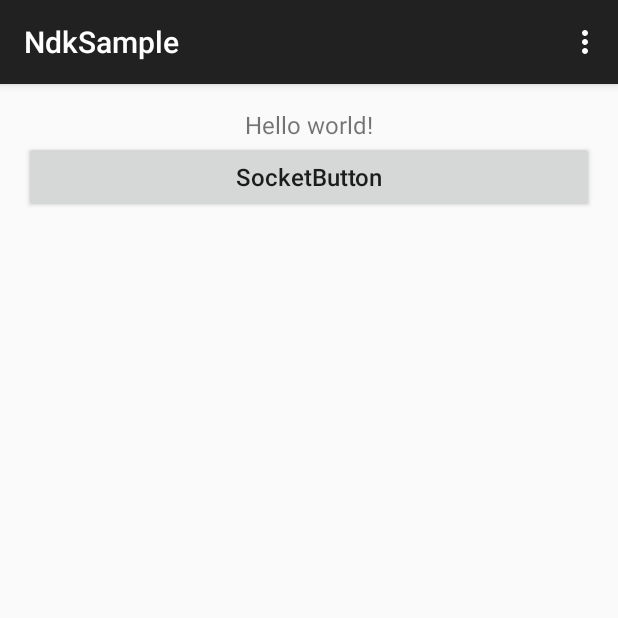
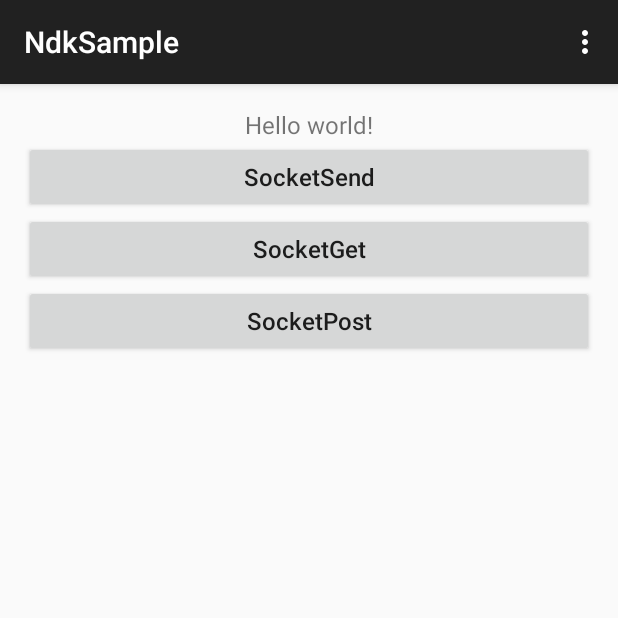
Before and after one commit to fine1021/ndksample, an Android app: the screen it shows after launch (MainActivity), on a phone screen of 412 x 824 dp, the top half of it. Run offline under Robolectric (Android 15) with nearby library versions, the phone set to English and light mode, and no system bars; libraries missing offline, so code that uses them is left out: com.yxkang.android.

Commit message:
adjust socket api, add getMethod and postMethod test case

```diff
--- a/app/src/main/res/layout/activity_main.xml
+++ b/app/src/main/res/layout/activity_main.xml
@@ -17,13 +17,45 @@
         android:textSize="16sp" />
 
     <Button
-        android:id="@+id/socketButton"
+        android:id="@+id/socketButton1"
         android:layout_width="match_parent"
         android:layout_height="wrap_content"
         android:layout_below="@+id/textView"
-        android:text="@string/socketButton"
+        android:text="@string/socketButton1"
         android:textAllCaps="false"
         android:textSize="16sp"
         tools:ignore="UnusedAttribute" />
 
+    <Button
+        android:id="@+id/socketButton2"
+        android:layout_width="match_parent"
+        android:layout_height="wrap_content"
+        android:layout_below="@+id/socketButton1"
+        android:text="@string/socketButton2"
+        android:textAllCaps="false"
+        android:textSize="16sp"
+        tools:ignore="UnusedAttribute" />
+
+    <Button
+        android:id="@+id/socketButton3"
+        android:layout_width="match_parent"
+        android:layout_height="wrap_content"
+        android:layout_below="@+id/socketButton2"
+        android:text="@string/socketButton3"
+        android:textAllCaps="false"
+        android:textSize="16sp"
+        tools:ignore="UnusedAttribute" />
+
+    <ScrollView
+        android:layout_below="@+id/socketButton3"
+        android:layout_width="match_parent"
+        android:layout_height="match_parent">
+
+        <TextView
+            android:id="@+id/console"
+            android:textSize="18sp"
+            android:layout_width="match_parent"
+            android:layout_height="wrap_content" />
+    </ScrollView>
+
 </RelativeLayout>
--- a/app/src/main/res/values/strings.xml
+++ b/app/src/main/res/values/strings.xml
@@ -3,5 +3,8 @@
 
     <string name="hello_world">Hello world!</string>
     <string name="action_settings">Settings</string>
-    <string name="socketButton">SocketButton</string>
+    <string name="socketButton1">SocketSend</string>
+    <string name="socketButton2">SocketGet</string>
+    <string name="socketButton3">SocketPost</string>
+
 </resources>
```
Also changed, not shown: app/src/main/java/com/example/fine/ndksample/MainActivity.java (+59 -14 lines), app/src/main/java/com/example/fine/ndksample/ndkInterface/HttpUtil.java (+13 -5 lines), 5 other files.
